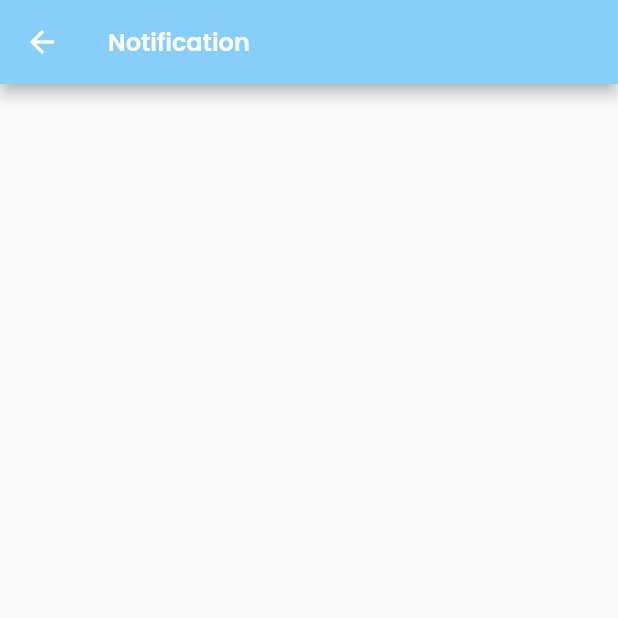
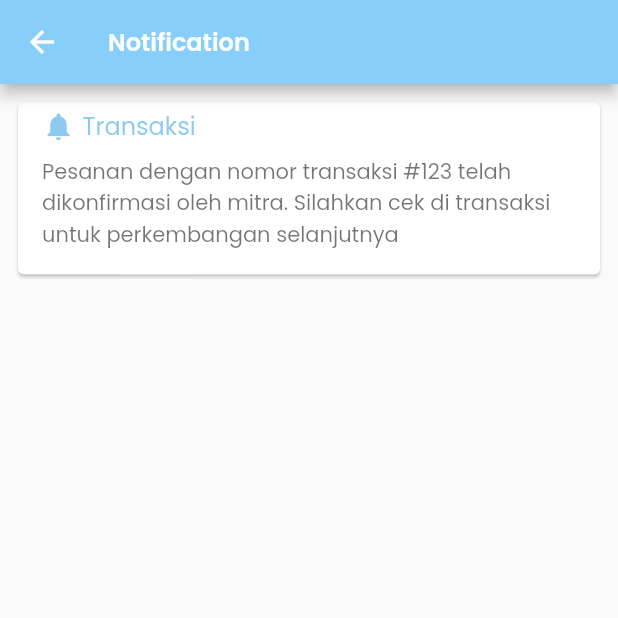
Before and after one commit to muhrizkyrahmanr/smartta, a Flutter app: the NotificationPage screen opened directly, on a phone screen of 412 x 824 dp, the top half of it. Run offline on Flutter 3.47's test engine with Material 2 defaults, Android fonts, the light colour scheme and no system bars; our stand-ins replace carousel_slider, google_maps_flutter, webview_flutter; missing offline and left inert: custom_clippers.

Commit message:
notification

```diff
--- a/lib/notification_page.dart
+++ b/lib/notification_page.dart
@@ -24,11 +24,43 @@ class _NotificationPageState extends State<NotificationPage> {
               fontSize: 16, fontWeight: FontWeight.w600, color: kWhite),
         )
       ),
-      body: SizedBox(
-          width: size.width, height: size.height, child: buildNotification()),
+      body: Padding(
+          padding: EdgeInsets.all(8.0),
+          child: buildNotification()
+      ),
     );
   }
 
-  buildNotification() {
+  Widget buildNotification() {
+    return Card(
+        child: Container(
+          height: 115,
+          child: ListTile(
+              title: Padding(
+                padding: EdgeInsets.only(bottom: 8.0),
+                child: Row(
+                  children: [
+                    Icon(
+                      Icons.notifications,
+                      size: 22,
+                      color: kPrimaryColor.withOpacity(0.5),
+                    ),
+                    SizedBox(
+                      width: 5.0,
+                    ),
+                    Text(
+                      "Transaksi",
+                      style: TextStyle(color: kPrimaryColor.withOpacity(0.5),),
+                      overflow: TextOverflow.fade,
+                    ),
+                  ],
+                ),
+              ),
+              subtitle: Text(
+                "Pesanan dengan nomor transaksi #123 telah dikonfirmasi oleh mitra. Silahkan cek di transaksi untuk perkembangan selanjutnya",
+              )
+          ),
+        )
+    );
   }
 }
```
